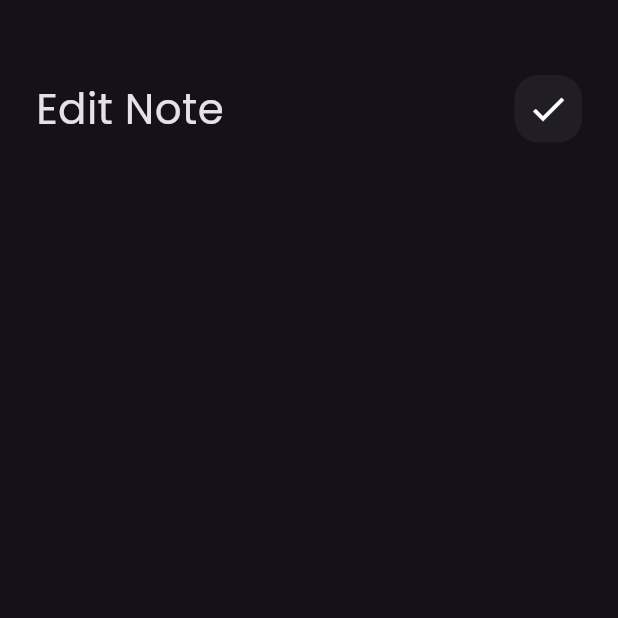
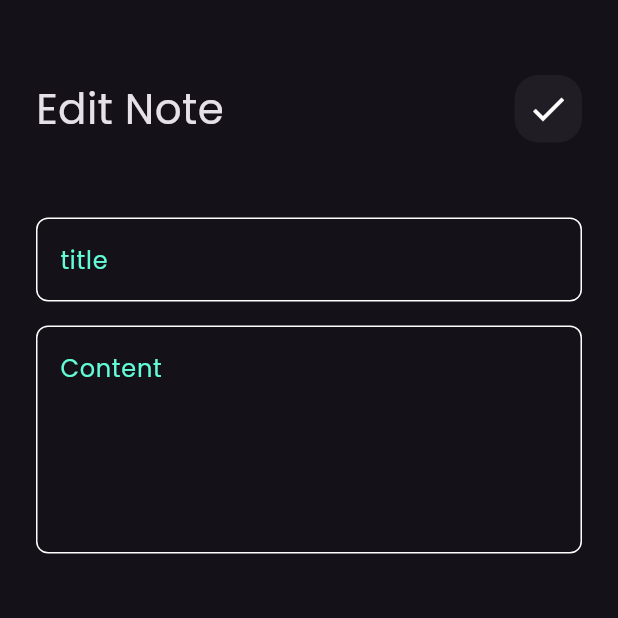
Before and after one commit to louaysalh/notes_app, a Flutter app: the EditNoteView screen opened directly, on a phone screen of 412 x 824 dp, the top half of it. Run offline on Flutter 3.47's test engine with Material 3 defaults, Android fonts, the phone set to English and light mode, and no system bars.

Commit message:
edit note view UI done

```diff
--- a/lib/widgets/edit_note_view_body.dart
+++ b/lib/widgets/edit_note_view_body.dart
@@ -1,5 +1,6 @@
 import 'package:flutter/material.dart';
 import 'package:notes_app/widgets/custom_app_bar.dart';
+import 'package:notes_app/widgets/custom_text_field.dart';
 
 class EditNoteViewBody extends StatelessWidget {
   const EditNoteViewBody({super.key});
@@ -12,6 +13,11 @@ class EditNoteViewBody extends StatelessWidget {
         children:const  [
           SizedBox(height: 50),
           CustomAppBar(title: 'Edit Note',icon: Icons.check,),
+          SizedBox(height: 50),
+          CustomTextField(hint: 'title'),
+          SizedBox(height: 16),
+          CustomTextField(hint: 'Content',maxLines: 5,),
+
         ],
 
 
--- a/lib/widgets/notes_view_body.dart
+++ b/lib/widgets/notes_view_body.dart
@@ -1,6 +1,7 @@
 import 'package:flutter/material.dart';
 import 'package:notes_app/widgets/custom_app_bar.dart';
 import 'package:notes_app/widgets/custom_note_item.dart';
+import 'package:notes_app/widgets/custom_text_field.dart';
 import 'package:notes_app/widgets/notes_list_view.dart';
 
 class NotesViewBody extends StatelessWidget {
```
